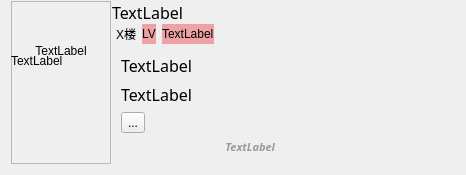
Above: ui/chatrootmsg.ui from tonquer/picacg-qt before the change. Below: the same form after it.
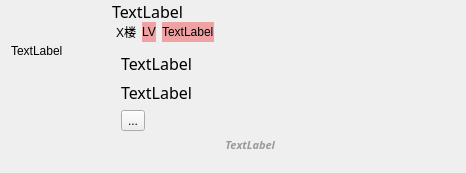
That is the form after the change. Custom widgets are drawn as their Qt base class.

The edit to the form file:
```diff
--- a/ui/chatrootmsg.ui
+++ b/ui/chatrootmsg.ui
@@ -7,7 +7,7 @@
     <x>0</x>
     <y>0</y>
     <width>466</width>
-    <height>175</height>
+    <height>168</height>
    </rect>
   </property>
   <property name="windowTitle">
@@ -35,67 +35,23 @@
    </item>
    <item row="0" column="0">
     <layout class="QVBoxLayout" name="verticalLayout">
-     <item>
-      <widget class="QFrame" name="frame">
+     <item alignment="Qt::AlignTop">
+      <widget class="HeadLabel" name="picLabel">
        <property name="minimumSize">
         <size>
          <width>100</width>
          <height>100</height>
         </size>
        </property>
-       <property name="frameShape">
-        <enum>QFrame::StyledPanel</enum>
+       <property name="maximumSize">
+        <size>
+         <width>100</width>
+         <height>100</height>
+        </size>
        </property>
-       <property name="frameShadow">
-        <enum>QFrame::Raised</enum>
+       <property name="text">
+        <string>TextLabel</string>
        </property>
-       <widget class="QLabel" name="picLabel">
-        <property name="geometry">
-         <rect>
-          <x>10</x>
-          <y>10</y>
-          <width>80</width>
-          <height>80</height>
-         </rect>
-        </property>
-        <property name="minimumSize">
-         <size>
-          <width>80</width>
-          <height>80</height>
-         </size>
-        </property>
-        <property name="maximumSize">
-         <size>
-          <width>80</width>
-          <height>80</height>
-         </size>
-        </property>
-        <property name="text">
-         <string>TextLabel</string>
-        </property>
-        <property name="alignment">
-         <set>Qt::AlignCenter</set>
-        </property>
-       </widget>
-       <widget class="QLabel" name="label">
-        <property name="geometry">
-         <rect>
-          <x>0</x>
-          <y>0</y>
-          <width>100</width>
-          <height>120</height>
-         </rect>
-        </property>
-        <property name="minimumSize">
-         <size>
-          <width>100</width>
-          <height>100</height>
-         </size>
-        </property>
-        <property name="text">
-         <string>TextLabel</string>
-        </property>
-       </widget>
       </widget>
      </item>
     </layout>
@@ -273,6 +229,13 @@
    </item>
   </layout>
  </widget>
+ <customwidgets>
+  <customwidget>
+   <class>HeadLabel</class>
+   <extends>QLabel</extends>
+   <header location="global">.head_label.h</header>
+  </customwidget>
+ </customwidgets>
  <resources/>
  <connections>
   <connection>
```
